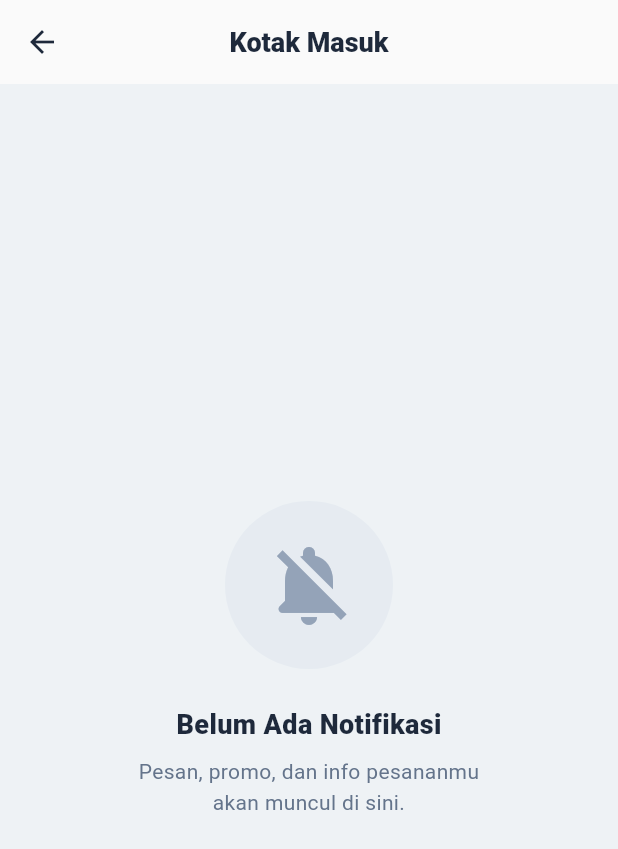
After one commit to timothyteguh1/laundry-one-system, a Flutter app: the HomeCustomerScreen screen opened directly, after a tap on the "notifications none" icon, on a phone screen of 412 x 824 dp. The commit adds this screen. Shown: the top 849 px of the screen. Run offline on Flutter 3.47's test engine with Material 3 defaults, Android fonts, the phone set to English and light mode, and no system bars; our stand-ins replace firebase_core, firebase_messaging, image_picker, share_plus, supabase_flutter; missing offline and left inert: blue_thermal_printer; accounts and stored records are empty; network calls fail.

Commit message:
notif di aplkiasi sdh aman

```diff
--- /dev/null
+++ b/devtools_options.yaml
@@ -0,0 +1,3 @@
+description: This file stores settings for Dart & Flutter DevTools.
+documentation: https://docs.flutter.dev/tools/devtools/extensions#configure-extension-enablement-states
+extensions:
--- /dev/null
+++ b/lib/features/customer/screens/customer_notification_screen.dart
@@ -0,0 +1,205 @@
+import 'package:flutter/material.dart';
+import 'package:supabase_flutter/supabase_flutter.dart';
+import 'package:laundry_one/features/customer/customer_theme.dart';
+
+class CustomerNotificationScreen extends StatefulWidget {
+  const CustomerNotificationScreen({super.key});
+
+  @override
+  State<CustomerNotificationScreen> createState() => _CustomerNotificationScreenState();
+}
+
+class _CustomerNotificationScreenState extends State<CustomerNotificationScreen> {
+  final _supabase = Supabase.instance.client;
+  bool _isLoading = true;
+  List<Map<String, dynamic>> _notifications = [];
+
+  @override
+  void initState() {
+    super.initState();
+    _fetchNotifications();
+  }
+
+  Future<void> _fetchNotifications() async {
+    setState(() => _isLoading = true);
+    try {
+      final userId = _supabase.auth.currentUser!.id;
+
+      // Ambil customer_id
+      final customerData = await _supabase
+          .from('customers')
+          .select('id')
+          .eq('profile_id', userId)
+          .single();
+
+      final customerId = customerData['id'];
+
+      // Ambil data notifikasi
+      final notifResponse = await _supabase
+          .from('notifications')
+          .select()
+          .eq('customer_id', customerId)
+          .order('created_at', ascending: false);
+
+      setState(() {
+        _notifications = List<Map<String, dynamic>>.from(notifResponse);
+      });
+
+      // Opsional: Tandai semua sebagai sudah dibaca
+      if (_notifications.any((n) => n['is_read'] == false)) {
+        await _supabase.from('notifications').update({'is_read': true}).eq('customer_id', customerId);
+      }
+    } catch (e) {
+      debugPrint("Gagal mengambil notifikasi: $e");
+    } finally {
+      if (mounted) setState(() => _isLoading = false);
+    }
+  }
+
+  // Tentukan Ikon berdasarkan Tipe
+  IconData _getIconForType(String type) {
+    switch (type) {
+      case 'promo': return Icons.local_offer_rounded;
+      case 'voucher_aktif': return Icons.card_giftcard_rounded;
+      case 'order_selesai': return Icons.check_circle_outline_rounded;
+      case 'poin_masuk': return Icons.monetization_on_rounded;
+      default: return Icons.notifications_active_rounded;
+    }
+  }
+
+  // Tentukan Warna berdasarkan Tipe (Menggunakan tema milik Toti)
+  Color _getColorForType(String type) {
+    switch (type) {
+      case 'promo': return Colors.orange;
+      case 'voucher_aktif': return Colors.green;
+      case 'order_selesai': return CustomerTheme.primary;
+      case 'poin_masuk': return Colors.amber;
+      default: return CustomerTheme.textSecondary;
+    }
+  }
+
+  // Format tanggal simpel
+  String _formatDate(String isoDate) {
+    final date = DateTime.parse(isoDate).toLocal();
+    final now = DateTime.now();
+    final difference = now.difference(date);
+
+    if (difference.inDays == 0) {
+      return "Hari ini, ${date.hour.toString().padLeft(2, '0')}:${date.minute.toString().padLeft(2, '0')}";
+    } else if (difference.inDays == 1) {
+      return "Kemarin, ${date.hour.toString().padLeft(2, '0')}:${date.minute.toString().padLeft(2, '0')}";
+    }
+    return "${date.day}/${date.month}/${date.year} ${date.hour.toString().padLeft(2, '0')}:${date.minute.toString().padLeft(2, '0')}";
+  }
+
+  @override
+  Widget build(BuildContext context) {
+    return Scaffold(
+      backgroundColor: CustomerTheme.ground, // Mengikuti CustomerTheme kamu
+      appBar: AppBar(
+        title: const Text('Kotak Masuk', style: TextStyle(fontWeight: FontWeight.w800, fontSize: 18, color: CustomerTheme.textPrimary)),
+        backgroundColor: CustomerTheme.surface,
+        elevation: 0,
+        centerTitle: true,
+        iconTheme: const IconThemeData(color: CustomerTheme.textPrimary),
+      ),
+      body: _isLoading
+          ? const Center(child: CircularProgressIndicator(color: CustomerTheme.primary))
+          : _notifications.isEmpty
+              ? _buildEmptyState()
+              : RefreshIndicator(
+                  onRefresh: _fetchNotifications,
+                  color: CustomerTheme.primary,
+                  child: ListView.separated(
+                    padding: const EdgeInsets.all(20),
+                    itemCount: _notifications.length,
+                    separatorBuilder: (context, index) => const SizedBox(height: 16),
+                    itemBuilder: (context, index) {
+                      final notif = _notifications[index];
+                      final isRead = notif['is_read'] ?? true;
+
+                      return Container(
+                        padding: const EdgeInsets.all(20),
+                        decoration: BoxDecoration(
+                          color: isRead ? CustomerTheme.surface : CustomerTheme.primaryLight.withOpacity(0.4),
+                          borderRadius: BorderRadius.circular(20),
+                          border: Border.all(color: CustomerTheme.border, width: 1.0),
+                          boxShadow: CustomerTheme.softShadow,
+                        ),
+                        child: Row(
+                          crossAxisAlignment: CrossAxisAlignment.start,
+                          children: [
+                            Container(
+                              padding: const EdgeInsets.all(12),
+                              decoration: BoxDecoration(
+                                color: _getColorForType(notif['tipe']).withOpacity(0.15),
+                                shape: BoxShape.circle,
+                              ),
+                              child: Icon(
+                                _getIconForType(notif['tipe']),
+                                color: _getColorForType(notif['tipe']),
+                                size: 24,
+                              ),
+                            ),
+                            const SizedBox(width: 16),
+                            Expanded(
+                              child: Column(
+                                crossAxisAlignment: CrossAxisAlignment.start,
+                                children: [
+                                  Row(
+                                    mainAxisAlignment: MainAxisAlignment.spaceBetween,
+                                    children: [
+                                      Expanded(
+                                        child: Text(
+                                          notif['judul'] ?? 'Notifikasi Baru',
+                                          style: const TextStyle(fontWeight: FontWeight.w800, fontSize: 15, color: CustomerTheme.textPrimary),
+                                        ),
+                                      ),
+                                      if (!isRead)
+                                        Container(
+                                          width: 8, height: 8,
+                                          decoration: const BoxDecoration(color: Colors.redAccent, shape: BoxShape.circle),
+                                        )
+                                    ],
+                                  ),
+                                  const SizedBox(height: 6),
+                                  Text(
+                                    notif['isi'] ?? '',
+                                    style: const TextStyle(color: CustomerTheme.textSecondary, fontSize: 13, height: 1.4, fontWeight: FontWeight.w500),
+                                  ),
+                                  const SizedBox(height: 12),
+                                  Text(
+                                    _formatDate(notif['created_at']),
+                                    style: const TextStyle(color: CustomerTheme.textHint, fontSize: 11, fontWeight: FontWeight.w600),
+                                  ),
+                                ],
+                              ),
+                            ),
+                          ],
+                        ),
+                      );
+                    },
+                  ),
+                ),
+    );
+  }
+
+  Widget _buildEmptyState() {
+    return Center(
+      child: Column(
+        mainAxisAlignment: MainAxisAlignment.center,
+        children: [
+          Container(
+            padding: const EdgeInsets.all(24),
+            decoration: BoxDecoration(color: CustomerTheme.border.withOpacity(0.3), shape: BoxShape.circle),
+            child: const Icon(Icons.notifications_off_rounded, size: 64, color: CustomerTheme.textHint),
+          ),
+          const SizedBox(height: 24),
+          const Text('Belum Ada Notifikasi', style: TextStyle(fontWeight: FontWeight.w800, fontSize: 18, color: CustomerTheme.textPrimary)),
+          const SizedBox(height: 8),
+          const Text('Pesan, promo, dan info pesananmu\nakan muncul di sini.', textAlign: TextAlign.center, style: TextStyle(color: CustomerTheme.textSecondary, fontSize: 14, height: 1.5)),
+        ],
+      ),
+    );
+  }
+}
--- a/lib/features/customer/screens/tabs/beranda_tab.dart
+++ b/lib/features/customer/screens/tabs/beranda_tab.dart
@@ -1,7 +1,8 @@
 import 'package:flutter/material.dart';
 import 'package:laundry_one/features/customer/customer_theme.dart';
 import 'package:laundry_one/features/customer/widgets/customer_shared_widgets.dart';
-import 'package:laundry_one/features/customer/screens/customer_invoice_screen.dart'; // IMPORT NOTA
+import 'package:laundry_one/features/customer/screens/customer_invoice_screen.dart';
+import 'package:laundry_one/features/customer/screens/customer_notification_screen.dart'; // IMPORT LAYAR NOTIF BARU
 
 class BerandaTab extends StatelessWidget {
   final String nama;
@@ -45,7 +46,23 @@ class BerandaTab extends StatelessWidget {
                           ],
                         ),
                       ),
-                      Container(padding: const EdgeInsets.all(12), decoration: const BoxDecoration(color: CustomerTheme.primaryLight, shape: BoxShape.circle), child: const Icon(Icons.notifications_none_rounded, color: CustomerTheme.primary))
+                      // 👇 TOMBOL NOTIFIKASI SUDAH NAVIGASI KE LAYAR BARU 👇
+                      GestureDetector(
+                        onTap: () {
+                          Navigator.push(
+                            context,
+                            MaterialPageRoute(builder: (_) => const CustomerNotificationScreen()),
+                          );
+                        },
+                        child: Container(
+                          padding: const EdgeInsets.all(12),
+                          decoration: const BoxDecoration(
+                            color: CustomerTheme.primaryLight,
+                            shape: BoxShape.circle
+                          ),
+                          child: const Icon(Icons.notifications_none_rounded, color: CustomerTheme.primary)
+                        ),
+                      )
                     ],
                   ),
                   const SizedBox(height: 24),
@@ -94,7 +111,6 @@ class BerandaTab extends StatelessWidget {
                         order: order,
                         isCustomerView: true,
                         onTap: () {
-                          // BUKA LAYAR NOTA DIGITAL
                           Navigator.push(
                             context,
                             MaterialPageRoute(builder: (_) => CustomerInvoiceScreen(order: order)),
```
Also changed, not shown: pubspec.lock, 1 other file.
